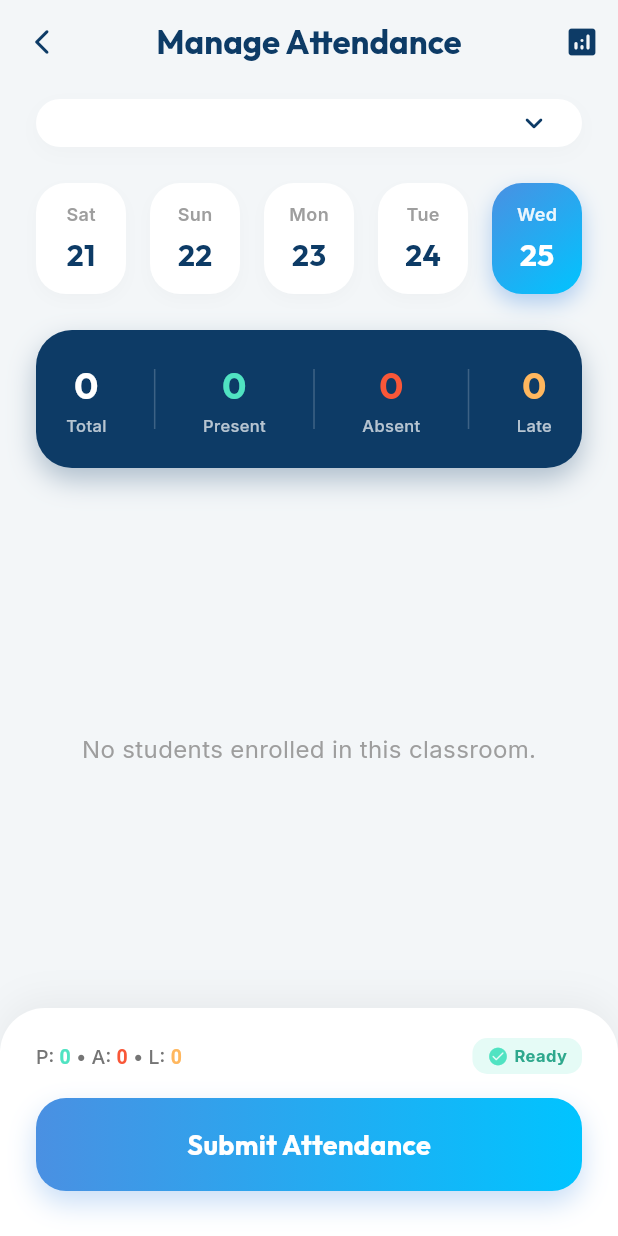
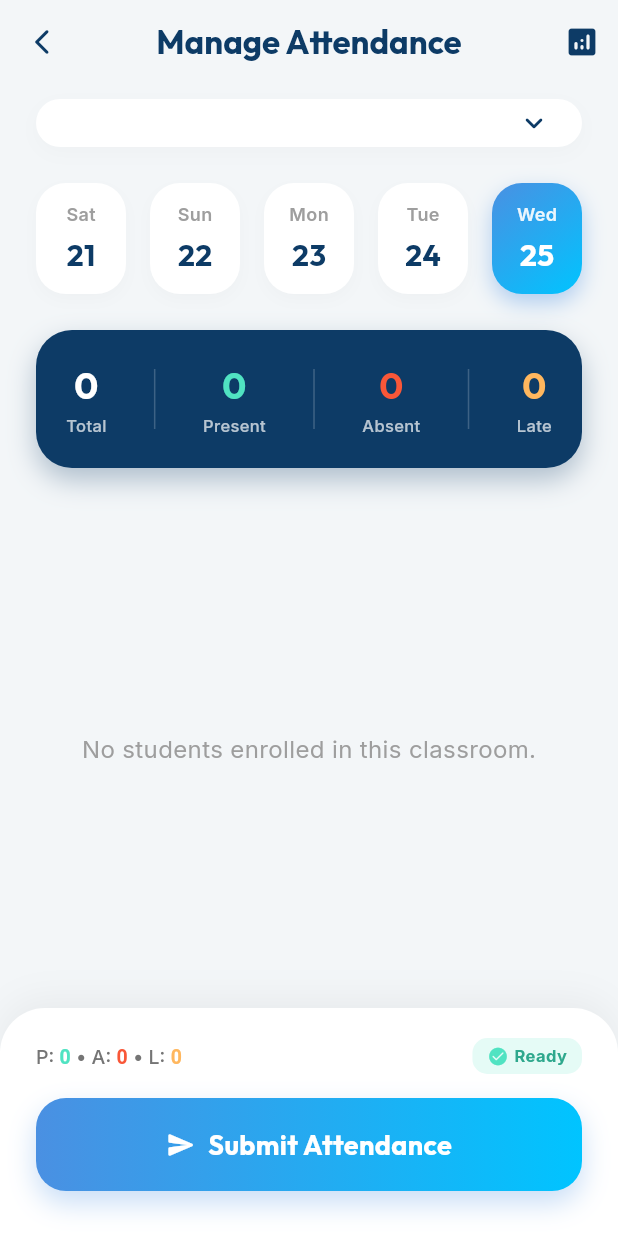
Before and after one commit to ToLa-Web/school-management, a Flutter app: the AttendanceScreen screen opened by its route, on a phone screen of 412 x 824 dp. Run offline on Flutter 3.47's test engine with Material 3 defaults, Android fonts, the light colour scheme and no system bars; drawn by our look-alikes of flutter_bounceable; our stand-ins replace carousel_slider, curved_navigation_bar, dio, fl_chart, flutter_secure_storage, flutter_svg and 5 more; missing offline and left inert: flutter_facebook_auth; accounts and stored records are empty; network calls fail.

Commit message:
fix: UI bugs and overflow issues across attendance, courses, messages, and results screens
- Attendance screen: remove student GUID badge, fix name overflow, make full page scrollable
- Attendance screen: submit button changes to 'Update Attendance' after save (green), resets on classroom/date change
- Attendance analysis: fix bar chart bottom overflow (200→220px container, 160→140px bars)
- My Courses tab (teacher): convert Column to CustomScrollView for full-page scrolling
- Messages tab: fix online-now row overflow (90→96px, remove vertical padding)
- Results & Rankings: replace broken via.placeholder.com NetworkImage with local icon fallback
- Add Student: replace broken via.placeholder.com NetworkImage with local icon fallback
- Teacher Settings: replace broken via.placeholder.com NetworkImage with local icon fallback

```diff
--- a/frontend/lib/Screen/Dashboard/student_dashboard.dart
+++ b/frontend/lib/Screen/Dashboard/student_dashboard.dart
@@ -2551,11 +2551,11 @@ class _StudentMessagesTabState extends State<StudentMessagesTab>
 
           // ── Online Now (horizontal list) ──
           SizedBox(
-            height: 90,
+            height: 96,
             child: ListView.builder(
               scrollDirection: Axis.horizontal,
               physics: const BouncingScrollPhysics(),
-              padding: const EdgeInsets.symmetric(horizontal: 20, vertical: 8),
+              padding: const EdgeInsets.symmetric(horizontal: 20),
               itemCount: _conversations
                   .where((c) => c['online'] == true)
                   .length,
--- a/frontend/lib/Screen/Role_TEACHER/add_student_role.dart
+++ b/frontend/lib/Screen/Role_TEACHER/add_student_role.dart
@@ -150,8 +150,10 @@ class _AddStudentScreenState extends State<AddStudentScreen> {
                         child: CircleAvatar(
                           radius: 56,
                           backgroundColor: Colors.grey.shade200,
-                          backgroundImage: const NetworkImage(
-                            'https://via.placeholder.com/150',
+                          child: Icon(
+                            Icons.person_rounded,
+                            size: 58,
+                            color: Colors.grey.shade400,
                           ),
                         ),
                       ),
--- a/frontend/lib/Screen/Role_TEACHER/attendance_analysis_role.dart
+++ b/frontend/lib/Screen/Role_TEACHER/attendance_analysis_role.dart
@@ -195,7 +195,7 @@ class _AttendanceAnalysisScreenState extends State<AttendanceAnalysisScreen> {
           ),
           const SizedBox(height: 24),
           SizedBox(
-            height: 200,
+            height: 220,
             child: Row(
               crossAxisAlignment: CrossAxisAlignment.end,
               mainAxisAlignment: MainAxisAlignment.spaceEvenly,
@@ -232,7 +232,7 @@ class _AttendanceAnalysisScreenState extends State<AttendanceAnalysisScreen> {
           children: [
             Container(
               width: 48,
-              height: 160,
+              height: 140,
               decoration: BoxDecoration(
                 color: const Color(0xFFF3F6F8),
                 borderRadius: BorderRadius.circular(16),
@@ -242,7 +242,7 @@ class _AttendanceAnalysisScreenState extends State<AttendanceAnalysisScreen> {
               duration: const Duration(milliseconds: 600),
               curve: Curves.easeOutCubic,
               width: 48,
-              height: (160 * (value > 0 ? value : 0.02)).clamp(4.0, 160.0),
+              height: (140 * (value > 0 ? value : 0.02)).clamp(4.0, 140.0),
               decoration: BoxDecoration(
                 color: color,
                 borderRadius: BorderRadius.circular(16),
--- a/frontend/lib/Screen/Role_TEACHER/check_attendance_student_role.dart
+++ b/frontend/lib/Screen/Role_TEACHER/check_attendance_student_role.dart
@@ -26,6 +26,7 @@ class _AttendanceScreenState extends State<AttendanceScreen> {
 
   /// Maps studentId → status string ("Present" / "Absent" / "Late")
   Map<String, String> attendanceRecords = {};
+  bool _hasSubmitted = false;
 
   // Computed stats
   int get countPresent => attendanceRecords.values.where((v) => v == 'Present').length;
@@ -52,8 +53,7 @@ class _AttendanceScreenState extends State<AttendanceScreen> {
             selectedClassroomId = classrooms.first.id;
             selectedGrade = classrooms.first.name;
           }
-          _isLoading = false;
-        });
+          _isLoading = false;          _hasSubmitted = false;        });
         if (selectedClassroomId != null) {
           await _loadStudentsForClassroom(selectedClassroomId!);
         }
@@ -74,6 +74,7 @@ class _AttendanceScreenState extends State<AttendanceScreen> {
 
       if (mounted) {
         setState(() {
+          _hasSubmitted = false;
           _classroomStudents = detail.students
               .map((cs) => StudentDto(
                     id: cs.studentId,
@@ -119,6 +120,7 @@ class _AttendanceScreenState extends State<AttendanceScreen> {
       await ApiService().markAttendance(request);
 
       if (mounted) {
+        setState(() => _hasSubmitted = true);
         ScaffoldMessenger.of(context).showSnackBar(
           SnackBar(
             content: Text('Attendance for $selectedGrade saved!',
@@ -193,17 +195,26 @@ class _AttendanceScreenState extends State<AttendanceScreen> {
           ? const Center(child: CircularProgressIndicator())
           : Column(
         children: [
-          _buildModernHeaderSection(),
           Expanded(
-            child: _classroomStudents.isEmpty
-                ? Center(
-                    child: Text('No students enrolled in this classroom.',
-                        style: GoogleFonts.inter(color: Colors.grey)))
-                : ListView.builder(
+            child: CustomScrollView(
               physics: const BouncingScrollPhysics(),
-              padding: const EdgeInsets.symmetric(horizontal: 24, vertical: 8),
-              itemCount: _classroomStudents.length,
-              itemBuilder: (context, index) {
+              slivers: [
+                SliverToBoxAdapter(child: _buildModernHeaderSection()),
+                if (_classroomStudents.isEmpty)
+                  SliverFillRemaining(
+                    child: Center(
+                      child: Text(
+                        'No students enrolled in this classroom.',
+                        style: GoogleFonts.inter(color: Colors.grey),
+                      ),
+                    ),
+                  )
+                else
+                  SliverPadding(
+                    padding: const EdgeInsets.fromLTRB(24, 8, 24, 24),
+                    sliver: SliverList(
+                      delegate: SliverChildBuilderDelegate(
+                        (context, index) {
                           final student = _classroomStudents[index];
                           final id = student.id;
                           return ModernStudentAttendanceCard(
@@ -216,6 +227,11 @@ class _AttendanceScreenState extends State<AttendanceScreen> {
                             },
                           );
                         },
+                        childCount: _classroomStudents.length,
+                      ),
+                    ),
+                  ),
+              ],
             ),
           ),
           _buildModernBottomSummary(),
@@ -528,32 +544,62 @@ class _AttendanceScreenState extends State<AttendanceScreen> {
           const SizedBox(height: 16),
           Bounceable(
             onTap: _isSubmitting ? null : _submitAttendance,
-            child: Container(
+            child: AnimatedContainer(
+              duration: const Duration(milliseconds: 300),
               width: double.infinity,
               padding: const EdgeInsets.symmetric(vertical: 18),
               decoration: BoxDecoration(
-                gradient: const LinearGradient(
-                  colors: [Color(0xFF4A90E2), Color(0xFF00C4FF)],
+                gradient: LinearGradient(
+                  colors: _hasSubmitted
+                      ? [const Color(0xFF50E3C2), const Color(0xFF2EA88D)]
+                      : [const Color(0xFF4A90E2), const Color(0xFF00C4FF)],
                   begin: Alignment.centerLeft,
                   end: Alignment.centerRight,
                 ),
                 borderRadius: BorderRadius.circular(20),
                 boxShadow: [
                   BoxShadow(
-                    color: const Color(0xFF4A90E2).withValues(alpha: 0.3),
+                    color: (_hasSubmitted
+                            ? const Color(0xFF50E3C2)
+                            : const Color(0xFF4A90E2))
+                        .withValues(alpha: 0.3),
                     blurRadius: 15,
                     offset: const Offset(0, 8),
                   ),
                 ],
               ),
               child: Center(
-                child: Text(
-                  'Submit Attendance',
+                child: _isSubmitting
+                    ? const SizedBox(
+                        width: 22,
+                        height: 22,
+                        child: CircularProgressIndicator(
+                          color: Colors.white,
+                          strokeWidth: 2.5,
+                        ),
+                      )
+                    : Row(
+                        mainAxisSize: MainAxisSize.min,
+                        children: [
+                          Icon(
+                            _hasSubmitted
+                                ? Icons.check_circle_rounded
+                                : Icons.send_rounded,
+                            color: Colors.white,
+                            size: 20,
+                          ),
+                          const SizedBox(width: 8),
+                          Text(
+                            _hasSubmitted
+                                ? 'Update Attendance'
+                                : 'Submit Attendance',
                             style: GoogleFonts.outfit(
                               color: Colors.white,
                               fontSize: 18,
                               fontWeight: FontWeight.bold,
                             ),
+                          ),
+                        ],
                       ),
               ),
             ),
@@ -631,6 +677,7 @@ class ModernStudentAttendanceCard extends StatelessWidget {
                         fontSize: 18,
                         color: const Color(0xFF0D3B66),
                       ),
+                      overflow: TextOverflow.ellipsis,
                     ),
                     const SizedBox(height: 2),
                     Text(
@@ -639,26 +686,9 @@ class ModernStudentAttendanceCard extends StatelessWidget {
                         color: Colors.grey.shade500,
                         fontSize: 13,
                       ),
+                      overflow: TextOverflow.ellipsis,
                     ),
                   ],
-                ),
-              ),
-              Container(
-                padding: const EdgeInsets.symmetric(
-                  horizontal: 10,
-                  vertical: 6,
-                ),
-                decoration: BoxDecoration(
-                  color: const Color(0xFFF3F6F8),
-                  borderRadius: BorderRadius.circular(12),
-                ),
-                child: Text(
-                  'ID: $id',
-                  style: GoogleFonts.inter(
-                    color: Colors.grey.shade600,
-                    fontSize: 11,
-                    fontWeight: FontWeight.bold,
-                  ),
                 ),
               ),
             ],
```
Also changed, not shown: frontend/lib/Screen/Dashboard/teacher_dashboard.dart (+37 -27 lines), frontend/lib/Screen/Role_TEACHER/result_student_role.dart (+6 -3 lines), frontend/lib/Screen/setting/setting_role_teacher.dart (+6 -3 lines). Lines whose indentation alone changed are shown as unchanged.
